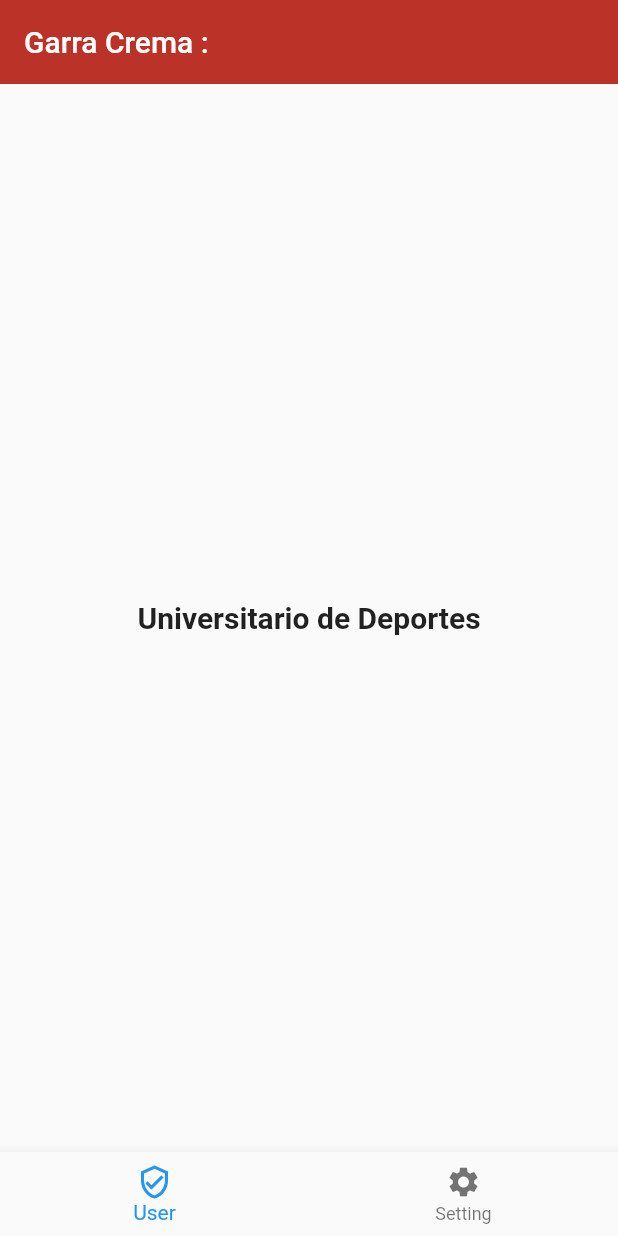
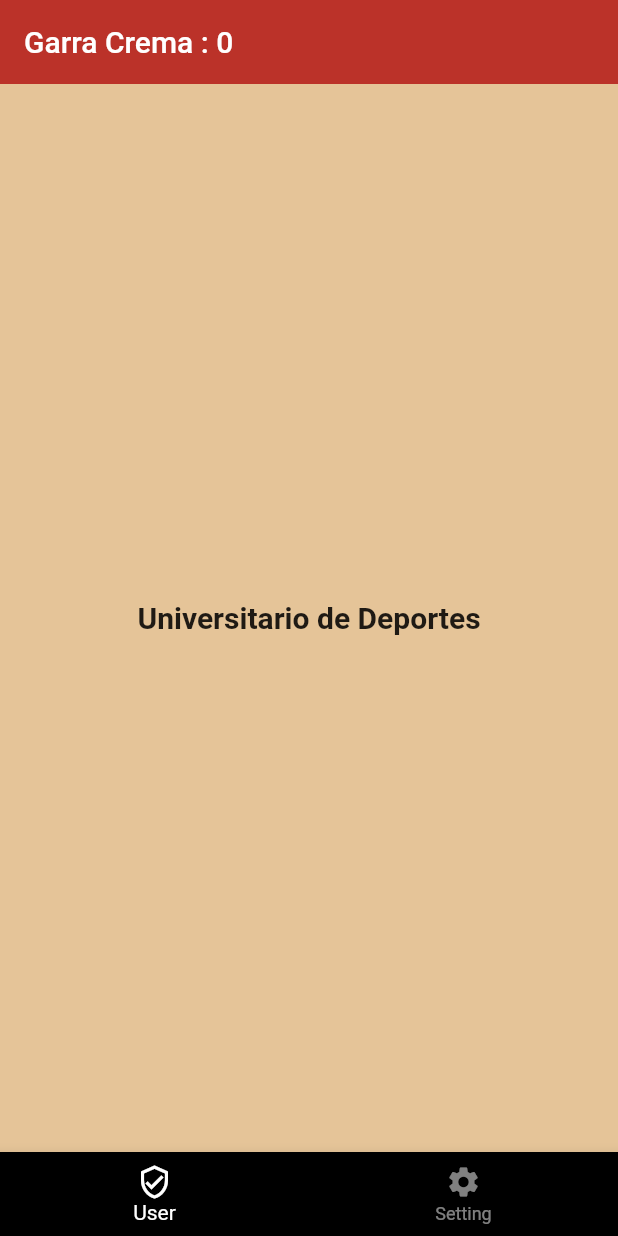
Before and after one commit to ArturoEddin/Flutter_vsc, a Flutter app: the screen it shows after launch, on a phone screen of 412 x 824 dp. Run offline on Flutter 3.47's test engine with Material 2 defaults, Android fonts, the phone set to English and light mode, and no system bars.

Commit message:
18/04/2023

```diff
--- a/lib/screens/home_screen.dart
+++ b/lib/screens/home_screen.dart
@@ -1,24 +1,61 @@
 import 'package:flutter/material.dart';
 
-class HomeScreen extends StatelessWidget {
+class HomeScreen extends StatefulWidget {
+  @override
+  State<HomeScreen> createState() => _HomeScreenState();
+}
+
+class _HomeScreenState extends State<HomeScreen> {
+  int currentPage = 0;
+
   @override
   Widget build(BuildContext context) {
     // TODO: implement build
     return Scaffold(
+      appBar: AppBar(
+          title: Text("Garra Crema : $currentPage" ),
+          elevation: 0,
+          backgroundColor: Color.fromARGB(255, 187, 50, 41)),
 
-        appBar: AppBar ( title: Text("Garra Crema :"),elevation: 0,backgroundColor: Color.fromARGB(255, 187, 50, 41)),
-        body: Center(
-          child: Container(
-            child: Text("Universitario de Deportes",style: TextStyle(fontSize: 20,fontWeight:FontWeight.bold),),
-            )
-            ),
-         bottomNavigationBar: BottomNavigationBar(items: const<BottomNavigationBarItem> [
-                BottomNavigationBarItem(icon:Icon(Icons.verified_user_outlined,),label: "User" ),
-                BottomNavigationBarItem(icon: Icon(Icons.settings),label: "Setting")
+      body: PageView(children: [
+        CustomScreen(color: Color.fromARGB(255, 229, 196, 152)),
+        CustomScreen(color: Color.fromARGB(255, 187, 50, 41))
+      ]),
 
-         ],
-            ),
+
+      bottomNavigationBar: BottomNavigationBar(
+        currentIndex: currentPage,
+        onTap: (index) {
+         currentPage =index;
+         setState(() {});
+        },
+        backgroundColor: Colors.black,
+        selectedItemColor: Colors.white,
+        unselectedItemColor: Colors.white.withOpacity(0.5),
+        items: [
+          BottomNavigationBarItem(icon: Icon(Icons.verified_user_outlined,),  label: "User"),
+          BottomNavigationBarItem(icon: Icon(Icons.settings), label: "Setting")
+        ],
+      ),
+
     );
   }
+}
 
+class CustomScreen extends StatelessWidget {
+  final Color color ;
+
+  CustomScreen({super.key, required this.color});
+
+  @override
+  Widget build(Object context) {
+    return Container(
+        color: color,
+        child: Center(
+          child: Text(
+            "Universitario de Deportes",
+            style: TextStyle(fontSize: 20, fontWeight: FontWeight.bold),
+          ),
+        ));
+  }
 }
```
